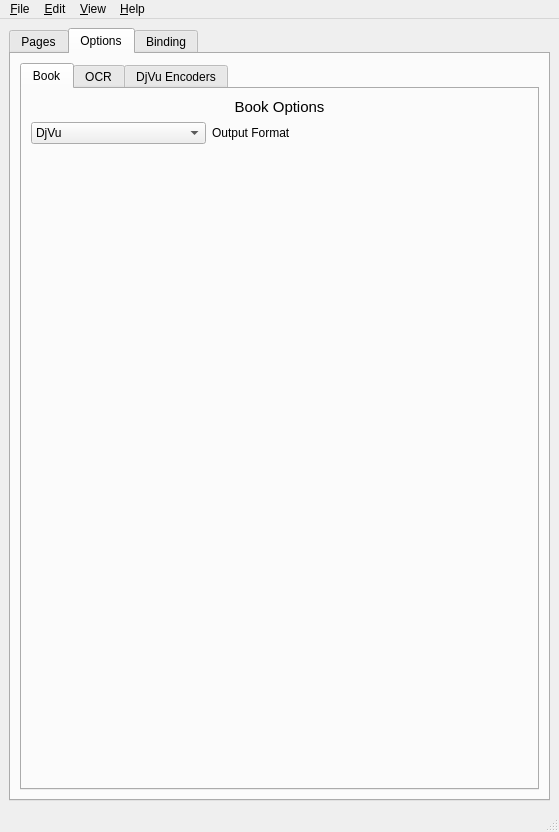
Above: gui.ui from Blender3D/Bindery before the change. Below: the same form after it.
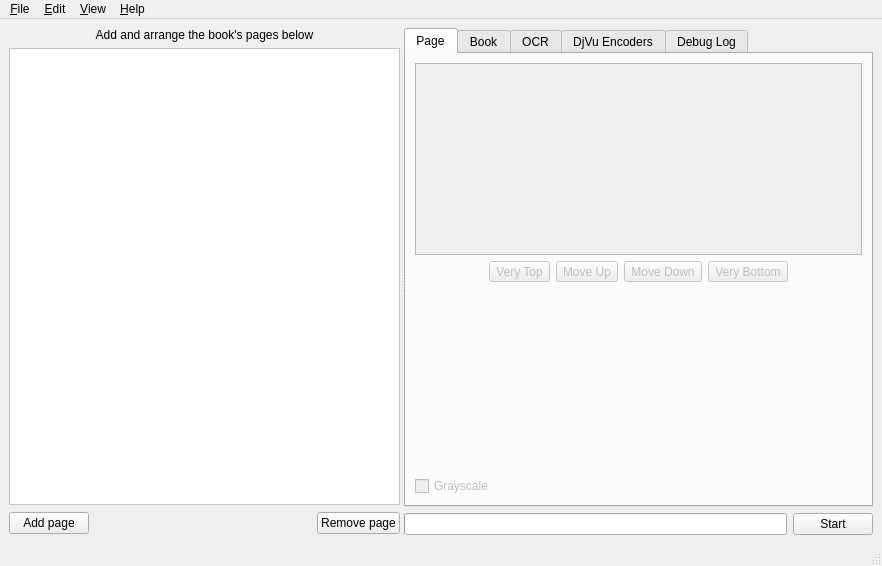
That is the form after the change. The open tabs and pages were chosen to show the change. Icons and pictures are not drawn. Custom widgets are drawn as their Qt base class.

What changed in the file:
```diff
--- a/gui.ui
+++ b/gui.ui
@@ -9,8 +9,8 @@
    <rect>
     <x>0</x>
     <y>0</y>
-    <width>559</width>
-    <height>832</height>
+    <width>882</width>
+    <height>566</height>
    </rect>
   </property>
   <property name="windowTitle">
@@ -24,29 +24,26 @@
    <enum>Qt::LeftToRight</enum>
   </property>
   <widget class="QWidget" name="centralwidget">
-   <layout class="QGridLayout" name="gridLayout_3">
+   <layout class="QGridLayout" name="gridLayout">
     <item row="0" column="0">
-     <widget class="QTabWidget" name="mainTabWidget">
-      <property name="currentIndex">
-       <number>0</number>
-      </property>
-      <widget class="QWidget" name="tab">
-       <attribute name="title">
-        <string>Pages</string>
-       </attribute>
-       <layout class="QGridLayout" name="gridLayout_2">
-        <item row="0" column="0">
-         <widget class="QSplitter" name="splitter_2">
+     <widget class="QSplitter" name="splitter">
           <property name="orientation">
            <enum>Qt::Horizontal</enum>
           </property>
-          <property name="handleWidth">
-           <number>2</number>
-          </property>
-          <widget class="QWidget" name="">
-           <layout class="QVBoxLayout" name="verticalLayout_3">
+      <widget class="QSplitter" name="splitter">
+       <property name="orientation">
+        <enum>Qt::Vertical</enum>
+       </property>
+       <widget class="QSplitter" name="splitter">
+        <property name="orientation">
+         <enum>Qt::Horizontal</enum>
+        </property>
+        <widget class="QWidget" name="layoutWidget">
+         <layout class="QVBoxLayout" name="verticalLayout_8">
             <item>
-             <widget class="QLabel" name="label">
+           <layout class="QVBoxLayout" name="verticalLayout_9">
+            <item>
+             <widget class="QLabel" name="label_8">
               <property name="text">
                <string>Add and arrange the book's pages below</string>
               </property>
@@ -85,8 +82,10 @@
               </property>
              </widget>
             </item>
+           </layout>
+          </item>
             <item>
-             <layout class="QHBoxLayout" name="horizontalLayout_2">
+           <layout class="QHBoxLayout" name="horizontalLayout">
               <item>
                <widget class="QPushButton" name="addPageButton">
                 <property name="text">
@@ -132,68 +131,10 @@
             </item>
            </layout>
           </widget>
-          <widget class="QWidget" name="">
-           <layout class="QVBoxLayout" name="verticalLayout">
-            <item>
-             <widget class="QLabel" name="label_2">
-              <property name="text">
-               <string>Page options</string>
-              </property>
-             </widget>
-            </item>
-            <item>
-             <widget class="QCheckBox" name="pageGrayscale">
-              <property name="enabled">
-               <bool>false</bool>
-              </property>
-              <property name="text">
-               <string>Grayscale</string>
-              </property>
-             </widget>
-            </item>
-            <item>
-             <spacer name="verticalSpacer">
-              <property name="orientation">
-               <enum>Qt::Vertical</enum>
-              </property>
-              <property name="sizeHint" stdset="0">
-               <size>
-                <width>20</width>
-                <height>40</height>
-               </size>
-              </property>
-             </spacer>
-            </item>
-           </layout>
-          </widget>
-         </widget>
-        </item>
-       </layout>
-      </widget>
-      <widget class="QWidget" name="tab_2">
-       <attribute name="title">
-        <string>Options</string>
-       </attribute>
-       <layout class="QGridLayout" name="gridLayout">
-        <item row="0" column="0">
-         <widget class="QSplitter" name="splitter">
-          <property name="sizePolicy">
-           <sizepolicy hsizetype="Expanding" vsizetype="Preferred">
-            <horstretch>0</horstretch>
-            <verstretch>0</verstretch>
-           </sizepolicy>
-          </property>
-          <property name="orientation">
-           <enum>Qt::Horizontal</enum>
-          </property>
-          <property name="handleWidth">
-           <number>8</number>
-          </property>
-          <property name="childrenCollapsible">
-           <bool>false</bool>
-          </property>
+       </widget>
+      </widget>
           <widget class="QWidget" name="layoutWidget">
-           <layout class="QVBoxLayout" name="verticalLayout1">
+       <layout class="QVBoxLayout" name="verticalLayout">
             <item>
              <widget class="QTabWidget" name="tabWidget">
               <property name="tabShape">
@@ -205,44 +146,186 @@
               <property name="movable">
                <bool>true</bool>
               </property>
+          <widget class="QWidget" name="tab">
+           <property name="enabled">
+            <bool>false</bool>
+           </property>
+           <attribute name="title">
+            <string>Page</string>
+           </attribute>
+           <layout class="QGridLayout" name="gridLayout">
+            <item row="0" column="0">
+             <layout class="QVBoxLayout" name="verticalLayout">
+              <item>
+               <widget class="QGraphicsView" name="graphicsView"/>
+              </item>
+              <item>
+               <layout class="QHBoxLayout" name="horizontalLayout">
+                <item>
+                 <spacer name="horizontalSpacer">
+                  <property name="orientation">
+                   <enum>Qt::Horizontal</enum>
+                  </property>
+                  <property name="sizeHint" stdset="0">
+                   <size>
+                    <width>40</width>
+                    <height>20</height>
+                   </size>
+                  </property>
+                 </spacer>
+                </item>
+                <item>
+                 <widget class="QToolButton" name="moveToTopButton">
+                  <property name="enabled">
+                   <bool>false</bool>
+                  </property>
+                  <property name="text">
+                   <string>Very Top</string>
+                  </property>
+                  <property name="icon">
+                   <iconset resource="resources.qrc">
+                    <normaloff>:/icons/go-top.png</normaloff>:/icons/go-top.png</iconset>
+                  </property>
+                  <property name="iconSize">
+                   <size>
+                    <width>32</width>
+                    <height>32</height>
+                   </size>
+                  </property>
+                 </widget>
+                </item>
+                <item>
+                 <widget class="QToolButton" name="moveUpButton">
+                  <property name="enabled">
+                   <bool>false</bool>
+                  </property>
+                  <property name="text">
+                   <string>Move Up</string>
+                  </property>
+                  <property name="icon">
+                   <iconset resource="resources.qrc">
+                    <normaloff>:/icons/go-up.png</normaloff>:/icons/go-up.png</iconset>
+                  </property>
+                  <property name="iconSize">
+                   <size>
+                    <width>32</width>
+                    <height>32</height>
+                   </size>
+                  </property>
+                 </widget>
+                </item>
+                <item>
+                 <widget class="QToolButton" name="moveDownButton">
+                  <property name="enabled">
+                   <bool>false</bool>
+                  </property>
+                  <property name="text">
+                   <string>Move Down</string>
+                  </property>
+                  <property name="icon">
+                   <iconset resource="resources.qrc">
+                    <normaloff>:/icons/go-down.png</normaloff>:/icons/go-down.png</iconset>
+                  </property>
+                  <property name="iconSize">
+                   <size>
+                    <width>32</width>
+                    <height>32</height>
+                   </size>
+                  </property>
+                 </widget>
+                </item>
+                <item>
+                 <widget class="QToolButton" name="moveToBottomButton">
+                  <property name="enabled">
+                   <bool>false</bool>
+                  </property>
+                  <property name="text">
+                   <string>Very Bottom</string>
+                  </property>
+                  <property name="icon">
+                   <iconset resource="resources.qrc">
+                    <normaloff>:/icons/go-bottom.png</normaloff>:/icons/go-bottom.png</iconset>
+                  </property>
+                  <property name="iconSize">
+                   <size>
+                    <width>32</width>
+                    <height>32</height>
+                   </size>
+                  </property>
+                 </widget>
+                </item>
+                <item>
+                 <spacer name="horizontalSpacer">
+                  <property name="orientation">
+                   <enum>Qt::Horizontal</enum>
+                  </property>
+                  <property name="sizeHint" stdset="0">
+                   <size>
+                    <width>40</width>
+                    <height>20</height>
+                   </size>
+                  </property>
+                 </spacer>
+                </item>
+               </layout>
+              </item>
+             </layout>
+            </item>
+            <item row="1" column="0">
+             <spacer name="verticalSpacer">
+              <property name="orientation">
+               <enum>Qt::Vertical</enum>
+              </property>
+              <property name="sizeHint" stdset="0">
+               <size>
+                <width>20</width>
+                <height>40</height>
+               </size>
+              </property>
+             </spacer>
+            </item>
+            <item row="2" column="0">
+             <widget class="QCheckBox" name="pageGrayscale">
+              <property name="enabled">
+               <bool>false</bool>
+              </property>
+              <property name="text">
+               <string>Grayscale</string>
+              </property>
+             </widget>
+            </item>
+           </layout>
+          </widget>
               <widget class="QWidget" name="tab2">
                <attribute name="title">
                 <string>Book</string>
                </attribute>
-               <layout class="QFormLayout" name="formLayout_10">
-                <property name="fieldGrowthPolicy">
-                 <enum>QFormLayout::AllNonFixedFieldsGrow</enum>
-                </property>
-                <item row="1" column="0">
-                 <widget class="QComboBox" name="outputFormat">
-                  <item>
-                   <property name="text">
-                    <string>DjVu</string>
-                   </property>
-                  </item>
-                  <item>
-                   <property name="text">
-                    <string>PDF (almost implemented)</string>
-                   </property>
-                  </item>
-                 </widget>
-                </item>
-                <item row="1" column="1">
+           <layout class="QFormLayout" name="formLayout0">
+            <item row="0" column="1">
                  <widget class="QLabel" name="outputFormatLabel">
                   <property name="text">
                    <string>Output Format</string>
                   </property>
                  </widget>
                 </item>
-                <item row="0" column="0" colspan="2">
-                 <widget class="QLabel" name="label_6">
+            <item row="0" column="0">
+             <widget class="QComboBox" name="outputFormat">
+              <property name="maximumSize">
+               <size>
+                <width>100</width>
+                <height>16777215</height>
+               </size>
+              </property>
+              <item>
                   <property name="text">
-                   <string>&lt;!DOCTYPE HTML PUBLIC &quot;-//W3C//DTD HTML 4.0//EN&quot; &quot;http://www.w3.org/TR/REC-html40/strict.dtd&quot;&gt;
-&lt;html&gt;&lt;head&gt;&lt;meta name=&quot;qrichtext&quot; content=&quot;1&quot; /&gt;&lt;style type=&quot;text/css&quot;&gt;
-p, li { white-space: pre-wrap; }
-&lt;/style&gt;&lt;/head&gt;&lt;body style=&quot; font-family:'Ubuntu'; font-size:11pt; font-weight:400; font-style:normal;&quot;&gt;
-&lt;p align=&quot;center&quot; style=&quot; margin-top:0px; margin-bottom:0px; margin-left:0px; margin-right:0px; -qt-block-indent:0; text-indent:0px;&quot;&gt;Book Options&lt;/p&gt;&lt;/body&gt;&lt;/html&gt;</string>
-                  </property>
+                <string>DjVu</string>
+               </property>
+              </item>
+              <item>
+               <property name="text">
+                <string>PDF (almost)</string>
+               </property>
+              </item>
                  </widget>
                 </item>
                </layout>
@@ -251,15 +334,18 @@
                <attribute name="title">
                 <string>OCR</string>
                </attribute>
-               <layout class="QFormLayout" name="formLayout_11">
-                <item row="1" column="0" colspan="2">
+           <layout class="QFormLayout" name="formLayout1">
+            <property name="fieldGrowthPolicy">
+             <enum>QFormLayout::AllNonFixedFieldsGrow</enum>
+            </property>
+            <item row="0" column="0" colspan="2">
                  <widget class="QCheckBox" name="enableOCR">
                   <property name="text">
                    <string>Enable OCR</string>
                   </property>
                  </widget>
                 </item>
-                <item row="2" column="0">
+            <item row="1" column="0">
                  <widget class="QComboBox" name="ocrEngine">
                   <property name="enabled">
                    <bool>false</bool>
@@ -276,14 +362,14 @@
                   </item>
                  </widget>
                 </item>
-                <item row="2" column="1">
+            <item row="1" column="1">
                  <widget class="QLabel" name="ocrEngineLabel">
                   <property name="text">
                    <string>OCR Engine</string>
                   </property>
                  </widget>
                 </item>
-                <item row="3" column="0">
+            <item row="2" column="0">
                  <widget class="QLineEdit" name="ocrOptions">
                   <property name="enabled">
                    <bool>false</bool>
@@ -293,7 +379,7 @@
                   </property>
                  </widget>
                 </item>
-                <item row="3" column="1">
+            <item row="2" column="1">
                  <widget class="QLabel" name="ocrOptionsLabel">
                   <property name="enabled">
                    <bool>true</bool>
@@ -303,25 +389,14 @@
                   </property>
                  </widget>
                 </item>
-                <item row="0" column="0" colspan="2">
-                 <widget class="QLabel" name="label_5">
-                  <property name="text">
-                   <string>&lt;!DOCTYPE HTML PUBLIC &quot;-//W3C//DTD HTML 4.0//EN&quot; &quot;http://www.w3.org/TR/REC-html40/strict.dtd&quot;&gt;
-&lt;html&gt;&lt;head&gt;&lt;meta name=&quot;qrichtext&quot; content=&quot;1&quot; /&gt;&lt;style type=&quot;text/css&quot;&gt;
-p, li { white-space: pre-wrap; }
-&lt;/style&gt;&lt;/head&gt;&lt;body style=&quot; font-family:'Ubuntu'; font-size:11pt; font-weight:400; font-style:normal;&quot;&gt;
-&lt;p align=&quot;center&quot; style=&quot; margin-top:0px; margin-bottom:0px; margin-left:0px; margin-right:0px; -qt-block-indent:0; text-indent:0px;&quot;&gt;OCR Options&lt;/p&gt;&lt;/body&gt;&lt;/html&gt;</string>
-                  </property>
-                 </widget>
-                </item>
-               </layout>
-              </widget>
-              <widget class="QWidget" name="tab4">
+           </layout>
+          </widget>
+          <widget class="QWidget" name="">
                <attribute name="title">
                 <string>DjVu Encoders</string>
                </attribute>
-               <layout class="QFormLayout" name="formLayout_12">
-                <item row="1" column="0">
+           <layout class="QFormLayout" name="formLayout">
+            <item row="0" column="0">
                  <widget class="QComboBox" name="bitonalEncoder">
                   <item>
                    <property name="text">
@@ -330,14 +405,14 @@
                   </item>
                  </widget>
                 </item>
-                <item row="1" column="1">
+            <item row="0" column="1">
                  <widget class="QLabel" name="bitonalEncoderLabel">
                   <property name="text">
                    <string>Bitonal Encoder</string>
                   </property>
                  </widget>
                 </item>
-                <item row="2" column="0">
+            <item row="1" column="0">
                  <widget class="QComboBox" name="colorEncoder">
                   <item>
                    <property name="text">
@@ -346,119 +421,83 @@
                   </item>
                  </widget>
                 </item>
-                <item row="2" column="1">
+            <item row="1" column="1">
                  <widget class="QLabel" name="colorEncoderLabel">
                   <property name="text">
                    <string>Color Encoder</string>
                   </property>
                  </widget>
                 </item>
-                <item row="3" column="0">
+            <item row="2" column="0">
                  <widget class="QLineEdit" name="c44Options"/>
                 </item>
-                <item row="3" column="1">
+            <item row="2" column="1">
                  <widget class="QLabel" name="c44OptionsLabel">
                   <property name="text">
                    <string>c44 Options</string>
                   </property>
                  </widget>
                 </item>
-                <item row="4" column="0">
+            <item row="3" column="0">
                  <widget class="QLineEdit" name="cjb2Options">
                   <property name="text">
                    <string>-lossy</string>
                   </property>
                  </widget>
                 </item>
-                <item row="4" column="1">
+            <item row="3" column="1">
                  <widget class="QLabel" name="cjb2OptionsLabel">
                   <property name="text">
                    <string>cjb2 Options</string>
                   </property>
                  </widget>
                 </item>
-                <item row="5" column="0">
+            <item row="4" column="0">
                  <widget class="QLineEdit" name="cpaldjvuOptions"/>
                 </item>
-                <item row="5" column="1">
+            <item row="4" column="1">
                  <widget class="QLabel" name="cpaldjvuOptionsLabel">
                   <property name="text">
                    <string>cpaldjvu Options</string>
                   </property>
                  </widget>
                 </item>
-                <item row="6" column="0">
+            <item row="5" column="0">
                  <widget class="QLineEdit" name="csepdjvuOptions"/>
                 </item>
-                <item row="6" column="1">
+            <item row="5" column="1">
                  <widget class="QLabel" name="csepdjvuOptionsLabel">
                   <property name="text">
                    <string>csepdjvu Options</string>
                   </property>
                  </widget>
                 </item>
-                <item row="7" column="0">
+            <item row="6" column="0">
                  <widget class="QLineEdit" name="minidjvuOptions">
                   <property name="text">
                    <string>--match -pages-per-dict 100</string>
                   </property>
-                  <property name="frame">
-                   <bool>true</bool>
-                  </property>
                   <property name="cursorPosition">
                    <number>0</number>
                   </property>
                  </widget>
                 </item>
-                <item row="7" column="1">
+            <item row="6" column="1">
                  <widget class="QLabel" name="minidjvuOptionsLabel">
                   <property name="text">
                    <string>minidjvu Options</string>
                   </property>
                  </widget>
                 </item>
-                <item row="0" column="0" colspan="2">
-                 <widget class="QLabel" name="label_4">
-                  <property name="text">
-                   <string>&lt;!DOCTYPE HTML PUBLIC &quot;-//W3C//DTD HTML 4.0//EN&quot; &quot;http://www.w3.org/TR/REC-html40/strict.dtd&quot;&gt;
-&lt;html&gt;&lt;head&gt;&lt;meta name=&quot;qrichtext&quot; content=&quot;1&quot; /&gt;&lt;style type=&quot;text/css&quot;&gt;
-p, li { white-space: pre-wrap; }
-&lt;/style&gt;&lt;/head&gt;&lt;body style=&quot; font-family:'Ubuntu'; font-size:11pt; font-weight:400; font-style:normal;&quot;&gt;
-&lt;p align=&quot;center&quot; style=&quot; margin-top:0px; margin-bottom:0px; margin-left:0px; margin-right:0px; -qt-block-indent:0; text-indent:0px;&quot;&gt;Only change these values if you know what you're doing&lt;/p&gt;&lt;/body&gt;&lt;/html&gt;</string>
-                  </property>
-                 </widget>
-                </item>
-               </layout>
-              </widget>
-             </widget>
-            </item>
-            <item>
-             <layout class="QHBoxLayout" name="horizontalLayout_3"/>
-            </item>
-           </layout>
-          </widget>
-         </widget>
-        </item>
-       </layout>
-      </widget>
-      <widget class="QWidget" name="tab_3">
+           </layout>
+          </widget>
+          <widget class="QWidget" name="tab">
        <attribute name="title">
-        <string>Binding</string>
-       </attribute>
-       <layout class="QGridLayout" name="gridLayout_4">
+            <string>Debug Log</string>
+           </attribute>
+           <layout class="QGridLayout" name="gridLayout_7">
         <item row="0" column="0">
-         <layout class="QVBoxLayout" name="verticalLayout_2">
-          <item>
-           <widget class="QLabel" name="label_3">
-            <property name="text">
-             <string>&lt;!DOCTYPE HTML PUBLIC &quot;-//W3C//DTD HTML 4.0//EN&quot; &quot;http://www.w3.org/TR/REC-html40/strict.dtd&quot;&gt;
-&lt;html&gt;&lt;head&gt;&lt;meta name=&quot;qrichtext&quot; content=&quot;1&quot; /&gt;&lt;style type=&quot;text/css&quot;&gt;
-p, li { white-space: pre-wrap; }
-&lt;/style&gt;&lt;/head&gt;&lt;body style=&quot; font-family:'Ubuntu'; font-size:11pt; font-weight:400; font-style:normal;&quot;&gt;
-&lt;p align=&quot;center&quot; style=&quot; margin-top:0px; margin-bottom:0px; margin-left:0px; margin-right:0px; -qt-block-indent:0; text-indent:0px;&quot;&gt;Debug Log&lt;/p&gt;&lt;/body&gt;&lt;/html&gt;</string>
-            </property>
-           </widget>
-          </item>
+             <layout class="QVBoxLayout" name="verticalLayout1">
           <item>
            <widget class="DebugLog" name="debugLog">
             <property name="font">
@@ -481,8 +520,14 @@
             </property>
            </widget>
           </item>
+             </layout>
+            </item>
+           </layout>
+          </widget>
+         </widget>
+        </item>
           <item>
-           <layout class="QHBoxLayout" name="horizontalLayout">
+         <layout class="QHBoxLayout" name="horizontalLayout_7">
             <item>
              <widget class="QProgressBar" name="progressBar">
               <property name="invertedAppearance">
@@ -504,8 +549,6 @@
            </layout>
           </item>
          </layout>
-        </item>
-       </layout>
       </widget>
      </widget>
     </item>
@@ -521,7 +564,7 @@
     <rect>
      <x>0</x>
      <y>0</y>
-     <width>559</width>
+     <width>882</width>
      <height>25</height>
     </rect>
    </property>
@@ -541,7 +584,6 @@
     <property name="title">
      <string>&amp;Edit</string>
     </property>
-    <addaction name="filePreviewsMenuItem"/>
    </widget>
    <widget class="QMenu" name="menuAbout">
     <property name="title">
@@ -565,6 +607,7 @@
      <addaction name="actionIcon"/>
     </widget>
     <addaction name="menuPage_Style"/>
+    <addaction name="filePreviewsMenuItem"/>
    </widget>
    <addaction name="menuFile"/>
    <addaction name="menuEdit"/>
@@ -586,7 +629,7 @@
     <string>Save as</string>
    </property>
   </action>
-  <action name="actionSave_as_2">
+  <action name="actionSave_as">
    <property name="text">
     <string>Save as</string>
    </property>
@@ -635,6 +678,9 @@
    <property name="shortcut">
     <string>Ctrl+Q</string>
    </property>
+   <property name="menuRole">
+    <enum>QAction::QuitRole</enum>
+   </property>
   </action>
   <action name="helpMenuItem">
    <property name="text">
@@ -675,6 +721,9 @@
    <property name="text">
     <string>About Qt</string>
    </property>
+   <property name="menuRole">
+    <enum>QAction::AboutQtRole</enum>
+   </property>
   </action>
   <action name="actionAbout_PyQt">
    <property name="text">
@@ -700,6 +749,17 @@
     <string>Icon</string>
    </property>
   </action>
+  <action name="actionAdvanced_Mode">
+   <property name="checkable">
+    <bool>true</bool>
+   </property>
+   <property name="checked">
+    <bool>true</bool>
+   </property>
+   <property name="text">
+    <string>Advanced Mode</string>
+   </property>
+  </action>
  </widget>
  <customwidgets>
   <customwidget>
```
Lines whose indentation alone changed are shown as unchanged.
